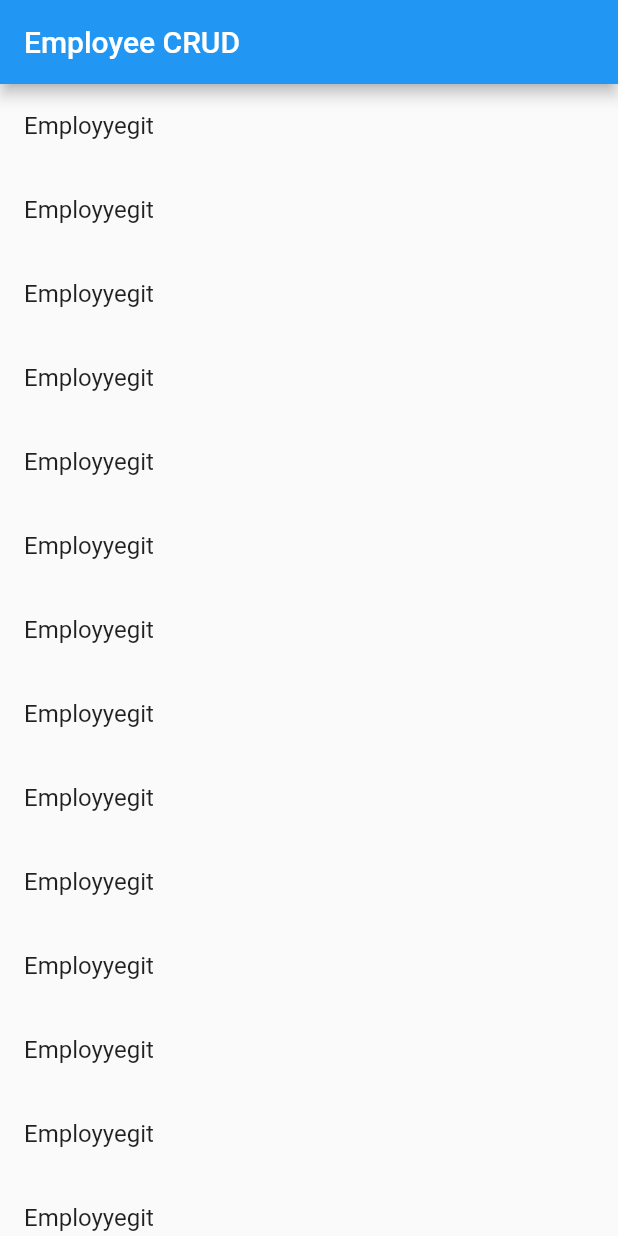
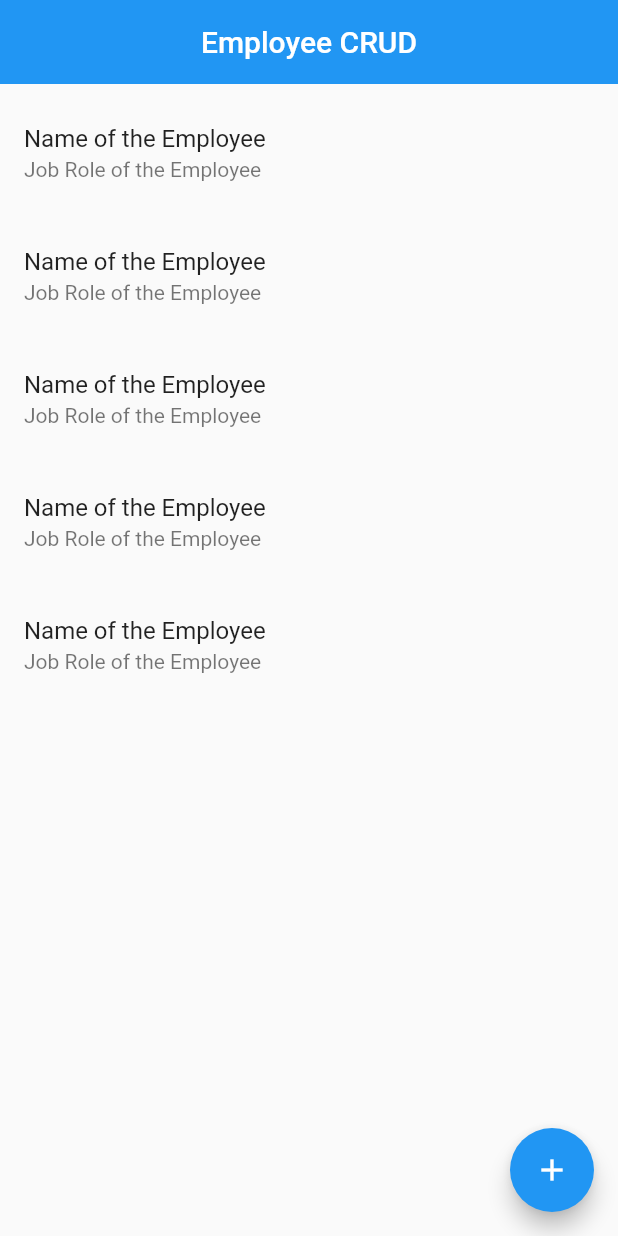
Before and after one commit to steniljoseph/Drift_CRUD, a Flutter app: the screen it shows after launch, on a phone screen of 412 x 824 dp. Run offline on Flutter 3.47's test engine with Material 2 defaults, Android fonts, the phone set to English and light mode, and no system bars; our stand-ins replace get, lottie; project files that could hold a hidden picture were left out.

Commit message:
changes occured

```diff
--- a/lib/controller/splash_controller.dart
+++ b/lib/controller/splash_controller.dart
@@ -9,7 +9,7 @@ class SplashScreenController extends GetxController {
   }
 
   navigate() async {
-    await Future.delayed(const Duration(seconds: 2));
+    await Future.delayed(const Duration(seconds: 4));
     Get.off(const HomeScreen());
   }
 }
--- a/lib/main.dart
+++ b/lib/main.dart
@@ -1,3 +1,4 @@
+import 'package:demo/constants.dart';
 import 'package:demo/pages/splash_screen.dart';
 import 'package:flutter/cupertino.dart';
 import 'package:flutter/material.dart';
@@ -13,6 +14,7 @@ class MyDemoCURD extends StatelessWidget {
   @override
   Widget build(BuildContext context) {
     return GetMaterialApp(
+      darkTheme: ThemeData.dark(),
       debugShowCheckedModeBanner: false,
       home: SplashScreen(),
     );
--- a/lib/pages/home_screen.dart
+++ b/lib/pages/home_screen.dart
@@ -1,6 +1,6 @@
-import 'dart:html';
-
+import 'package:demo/pages/add_employee.dart';
 import 'package:flutter/material.dart';
+import 'package:get/get.dart';
 
 class HomeScreen extends StatelessWidget {
   const HomeScreen({Key? key}) : super(key: key);
@@ -9,15 +9,35 @@ class HomeScreen extends StatelessWidget {
   Widget build(BuildContext context) {
     return Scaffold(
       appBar: AppBar(
+        elevation: 0,
+        centerTitle: true,
         title: Text("Employee CRUD"),
       ),
-      body: ListView.builder(
-        itemBuilder: (context, index) {
-          return ListTile(
-            title: Text("Employyegit"),
-          );
-        },
+      body: SingleChildScrollView(
+        child: Column(
+          children: [
+            SizedBox(
+              height: 10,
+            ),
+            ListView.separated(
+              shrinkWrap: true,
+              physics: NeverScrollableScrollPhysics(),
+              itemCount: 5,
+              separatorBuilder: (context, index) => SizedBox(
+                height: 10,
+              ),
+              itemBuilder: (context, index) {
+                return ListTile(
+                  title: Text("Name of the Employee"),
+                  subtitle: Text("Job Role of the Employee"),
+                );
+              },
+            ),
+          ],
+        ),
       ),
+      floatingActionButton: FloatingActionButton(
+          child: Icon(Icons.add), onPressed: () => Get.to(AddEmployee())),
     );
   }
 }
--- a/lib/pages/splash_screen.dart
+++ b/lib/pages/splash_screen.dart
@@ -12,7 +12,10 @@ class SplashScreen extends StatelessWidget {
   Widget build(BuildContext context) {
     return Scaffold(
       body: Center(
-        child: Lottie.asset("assets/emp.json"),
+        child: Lottie.asset(
+          "assets/emp.json",
+          width: 300,
+        ),
       ),
     );
   }
```
Also changed, not shown: lib/constants.dart (added, +12 -0 lines), lib/pages/add_employee.dart (added, +100 -0 lines), pubspec.yaml (+3 -51 lines), pubspec.lock, 1 other file.
